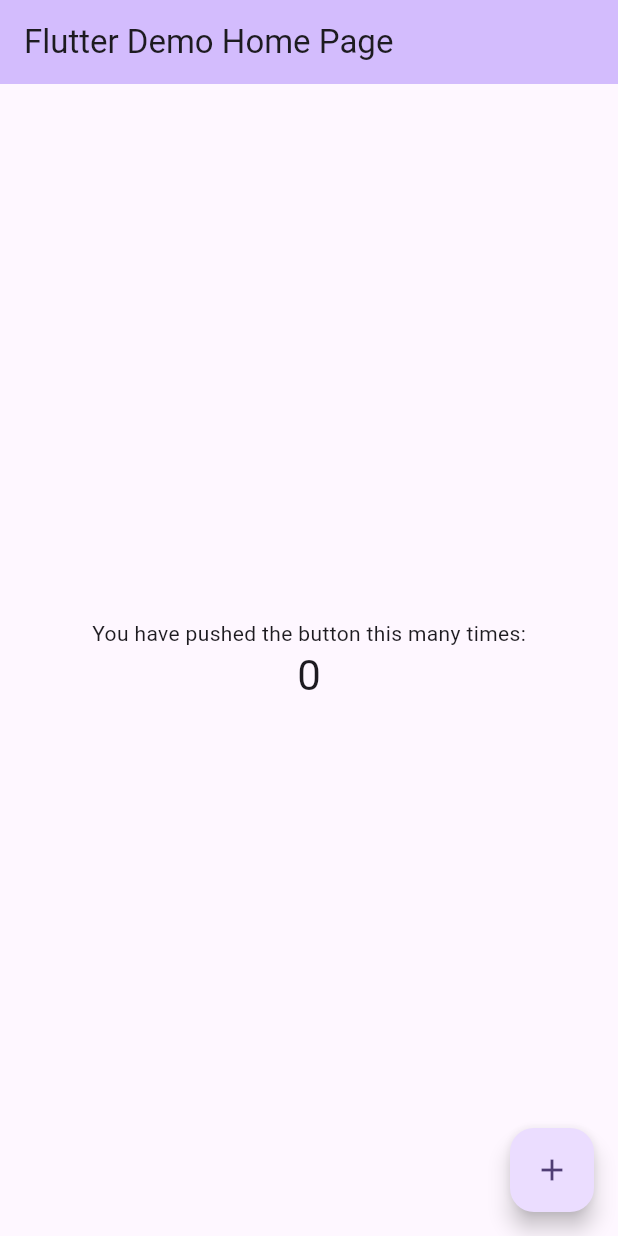
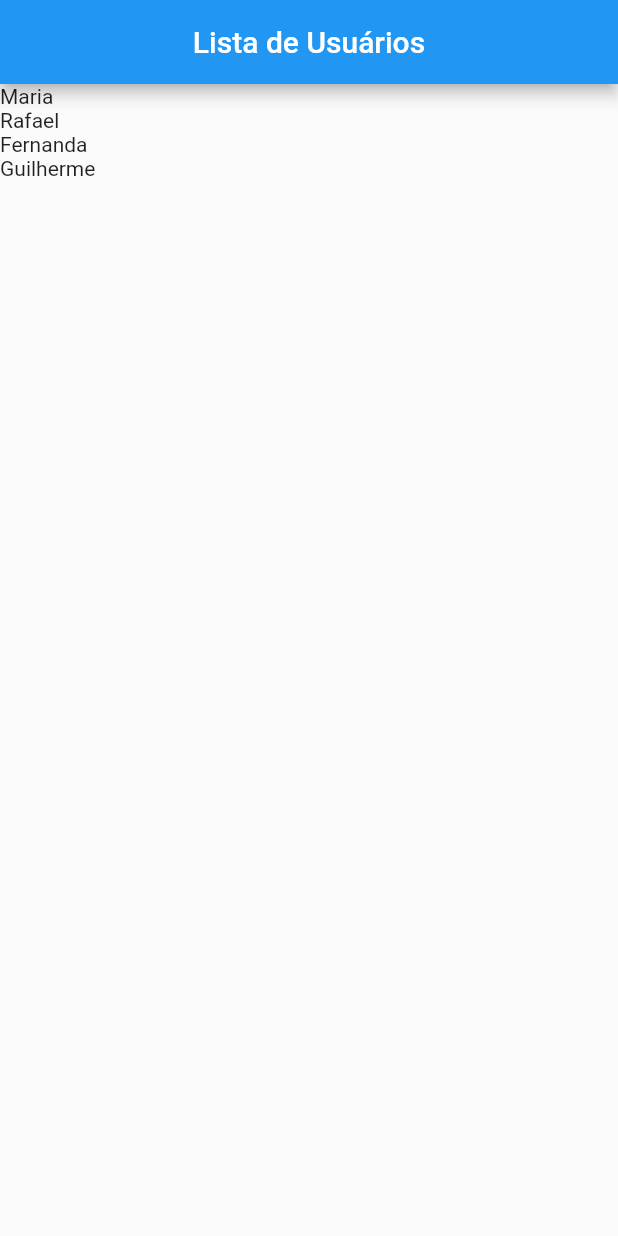
Before and after one commit to AfonsoMachado/flutter_crud, a Flutter app: the screen it shows after launch, on a phone screen of 412 x 824 dp. Run offline on Flutter 3.47's test engine with Material 2 defaults, Android fonts, the phone set to English and light mode, and no system bars.

Commit message:
render users

```diff
--- a/lib/main.dart
+++ b/lib/main.dart
@@ -1,4 +1,5 @@
 import 'package:flutter/material.dart';
+import 'package:flutter_crud/views/user_list.dart';
 
 void main() {
   runApp(const MyApp());
@@ -13,113 +14,10 @@ class MyApp extends StatelessWidget {
     return MaterialApp(
       title: 'Flutter Demo',
       theme: ThemeData(
-        // This is the theme of your application.
-        //
-        // TRY THIS: Try running your application with "flutter run". You'll see
-        // the application has a blue toolbar. Then, without quitting the app,
-        // try changing the seedColor in the colorScheme below to Colors.green
-        // and then invoke "hot reload" (save your changes or press the "hot
-        // reload" button in a Flutter-supported IDE, or press "r" if you used
-        // the command line to start the app).
-        //
-        // Notice that the counter didn't reset back to zero; the application
-        // state is not lost during the reload. To reset the state, use hot
-        // restart instead.
-        //
-        // This works for code too, not just values: Most code changes can be
-        // tested with just a hot reload.
-        colorScheme: ColorScheme.fromSeed(seedColor: Colors.deepPurple),
-        useMaterial3: true,
+        primarySwatch: Colors.blue,
+        visualDensity: VisualDensity.adaptivePlatformDensity,
       ),
-      home: const MyHomePage(title: 'Flutter Demo Home Page'),
+      home: const UserList(),
     );
   }
 }
-
-class MyHomePage extends StatefulWidget {
-  const MyHomePage({super.key, required this.title});
-
-  // This widget is the home page of your application. It is stateful, meaning
-  // that it has a State object (defined below) that contains fields that affect
-  // how it looks.
-
-  // This class is the configuration for the state. It holds the values (in this
-  // case the title) provided by the parent (in this case the App widget) and
-  // used by the build method of the State. Fields in a Widget subclass are
-  // always marked "final".
-
-  final String title;
-
-  @override
-  State<MyHomePage> createState() => _MyHomePageState();
-}
-
-class _MyHomePageState extends State<MyHomePage> {
-  int _counter = 0;
-
-  void _incrementCounter() {
-    setState(() {
-      // This call to setState tells the Flutter framework that something has
-      // changed in this State, which causes it to rerun the build method below
-      // so that the display can reflect the updated values. If we changed
-      // _counter without calling setState(), then the build method would not be
-      // called again, and so nothing would appear to happen.
-      _counter++;
-    });
-  }
-
-  @override
-  Widget build(BuildContext context) {
-    // This method is rerun every time setState is called, for instance as done
-    // by the _incrementCounter method above.
-    //
-    // The Flutter framework has been optimized to make rerunning build methods
-    // fast, so that you can just rebuild anything that needs updating rather
-    // than having to individually change instances of widgets.
-    return Scaffold(
-      appBar: AppBar(
-        // TRY THIS: Try changing the color here to a specific color (to
-        // Colors.amber, perhaps?) and trigger a hot reload to see the AppBar
-        // change color while the other colors stay the same.
-        backgroundColor: Theme.of(context).colorScheme.inversePrimary,
-        // Here we take the value from the MyHomePage object that was created by
-        // the App.build method, and use it to set our appbar title.
-        title: Text(widget.title),
-      ),
-      body: Center(
-        // Center is a layout widget. It takes a single child and positions it
-        // in the middle of the parent.
-        child: Column(
-          // Column is also a layout widget. It takes a list of children and
-          // arranges them vertically. By default, it sizes itself to fit its
-          // children horizontally, and tries to be as tall as its parent.
-          //
-          // Column has various properties to control how it sizes itself and
-          // how it positions its children. Here we use mainAxisAlignment to
-          // center the children vertically; the main axis here is the vertical
-          // axis because Columns are vertical (the cross axis would be
-          // horizontal).
-          //
-          // TRY THIS: Invoke "debug painting" (choose the "Toggle Debug Paint"
-          // action in the IDE, or press "p" in the console), to see the
-          // wireframe for each widget.
-          mainAxisAlignment: MainAxisAlignment.center,
-          children: <Widget>[
-            const Text(
-              'You have pushed the button this many times:',
-            ),
-            Text(
-              '$_counter',
-              style: Theme.of(context).textTheme.headlineMedium,
-            ),
-          ],
-        ),
-      ),
-      floatingActionButton: FloatingActionButton(
-        onPressed: _incrementCounter,
-        tooltip: 'Increment',
-        child: const Icon(Icons.add),
-      ), // This trailing comma makes auto-formatting nicer for build methods.
-    );
-  }
-}
--- /dev/null
+++ b/lib/views/user_list.dart
@@ -0,0 +1,22 @@
+import 'package:flutter/material.dart';
+import 'package:flutter_crud/data/dummy_users_dart.dart';
+
+class UserList extends StatelessWidget {
+  const UserList({super.key});
+
+  @override
+  Widget build(BuildContext context) {
+    const users = {...DUMMY_USERS};
+
+    return Scaffold(
+      appBar: AppBar(
+        centerTitle: true,
+        title: const Text('Lista de Usuários'),
+      ),
+      body: ListView.builder(
+        itemBuilder: (ctx, i) => Text(users.values.elementAt(i).name),
+        itemCount: users.length,
+      ),
+    );
+  }
+}
```
